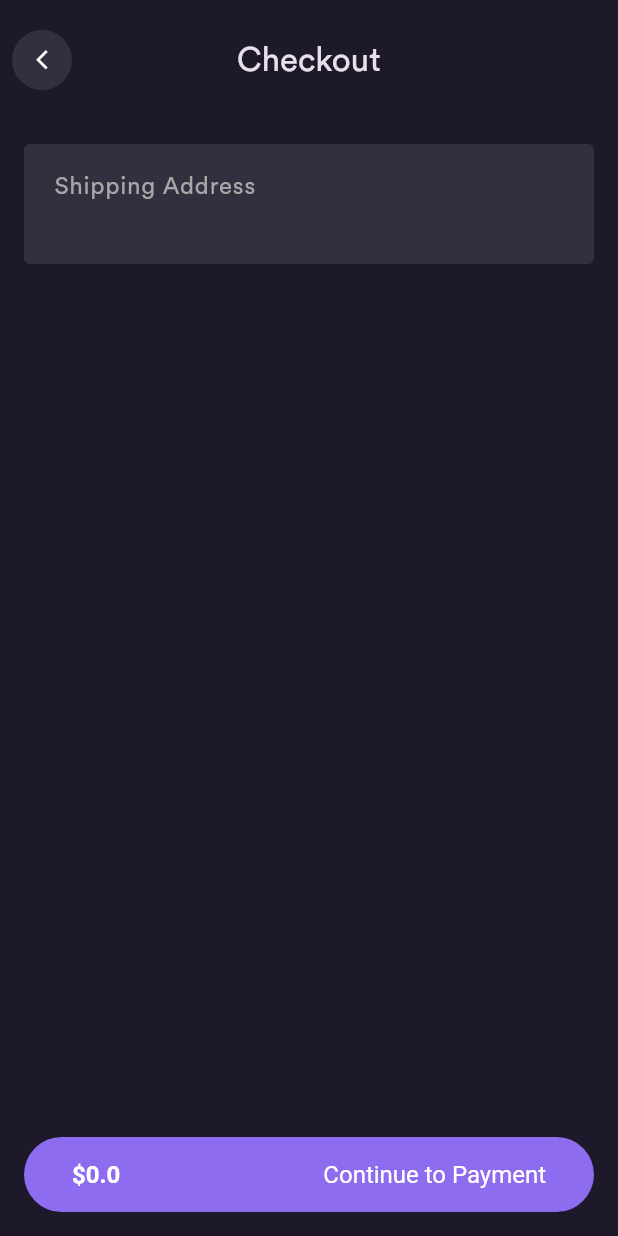
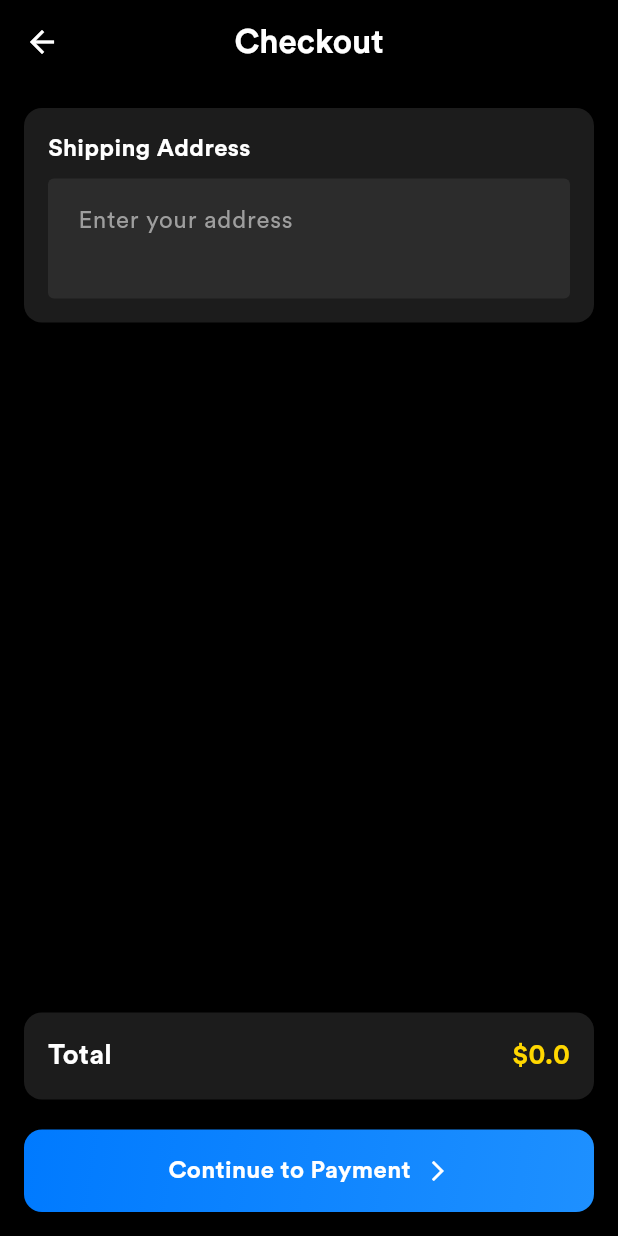
Before and after one commit to FAHMIABROR/online-shoope, a Flutter app: the CheckOutPage screen opened directly with empty values, on a phone screen of 412 x 824 dp. Run offline on Flutter 3.47's test engine with Material 3 defaults, Android fonts, the phone set to English and light mode, and no system bars; our stand-ins replace cloud_firestore, dartz, firebase_auth, firebase_core, flutter_bloc, flutter_svg and 1 more; accounts and stored records are empty.

Commit message:
first commit

```diff
--- a/lib/domain/order/entities/product_ordered.dart
+++ b/lib/domain/order/entities/product_ordered.dart
@@ -22,4 +22,6 @@ class ProductOrderedEntity {
     required this.createdDate,
     required this.id
   });
+
+  get name => null;
 }
--- a/lib/main.dart
+++ b/lib/main.dart
@@ -2,8 +2,6 @@ import 'package:firebase_core/firebase_core.dart';
 import 'package:flutter/material.dart';
 import 'package:flutter_bloc/flutter_bloc.dart';
 import 'package:online_shop/core/configs/theme/app_theme.dart';
-import 'package:online_shop/presentation/auth/pages/password_reset_email.dart';
-import 'package:online_shop/presentation/auth/pages/siginin.dart';
 import 'package:online_shop/presentation/splash/bloc/splash_cubit.dart';
 import 'package:online_shop/presentation/splash/pages/splash.dart';
 import 'package:online_shop/service_locator.dart';
--- a/lib/presentation/auth/pages/signup.dart
+++ b/lib/presentation/auth/pages/signup.dart
@@ -109,7 +109,7 @@ class SignupPage extends StatelessWidget {
   Widget _createAccount(BuildContext context) {
     return RichText(
       text: TextSpan(children: [
-        const TextSpan(text: "Do you have an account? "),
+        const TextSpan(text: "Do you have an account? ",style: TextStyle(color: Colors.white)),
         TextSpan(
             text: 'Signin',
             recognizer: TapGestureRecognizer()
--- a/lib/presentation/cart/pages/checkout.dart
+++ b/lib/presentation/cart/pages/checkout.dart
@@ -1,122 +1,11 @@
-// import 'package:ecommerce/common/bloc/button/button_state_cubit.dart';
-// import 'package:ecommerce/common/helper/cart/cart.dart';
-// import 'package:ecommerce/common/widgets/button/basic_reactive_button.dart';
-// import 'package:ecommerce/data/order/models/order_registration_req.dart';
-// import 'package:ecommerce/domain/order/usecases/order_registration.dart';
-// import 'package:ecommerce/presentation/cart/pages/order_placed.dart';
-// import 'package:flutter/material.dart';
-// import 'package:flutter_bloc/flutter_bloc.dart';
-// import '../../../common/bloc/button/button_state.dart';
-// import '../../../common/helper/navigator/app_navigator.dart';
-// import '../../../common/widgets/appbar/app_bar.dart';
-// import '../../../domain/order/entities/product_ordered.dart';
-
-// class CheckOutPage extends StatelessWidget {
-//   final List<ProductOrderedEntity> products;
-//    CheckOutPage({
-//      required this.products,
-//      super.key
-//    });
-
-//   final TextEditingController _addressCon = TextEditingController();
-
-//   @override
-//   Widget build(BuildContext context) {
-//     return Scaffold(
-//       appBar: const BasicAppbar(
-//         title: Text(
-//           'Checkout'
-//         ),
-//       ),
-//       body: BlocProvider(
-//         create: (context) => ButtonStateCubit(),
-//         child: BlocListener < ButtonStateCubit, ButtonState > (
-//           listener: (context, state) {
-//             if (state is ButtonSuccessState) {
-//               AppNavigator.pushAndRemove(context,const OrderPlacedPage());
-//             }
-//             if (state is ButtonFailureState) {
-//               var snackbar = SnackBar(content: Text(state.errorMessage), behavior: SnackBarBehavior.floating, );
-//               ScaffoldMessenger.of(context).showSnackBar(snackbar);
-//             }
-//           },
-//           child: Padding(
-//             padding: const EdgeInsets.all(16),
-//               child: Builder(
-//                 builder: (context) {
-//                   return Column(
-//                     mainAxisAlignment: MainAxisAlignment.spaceBetween,
-//                     children: [
-//                       _addressField(context),
-//                       BasicReactiveButton(
-//                         content: Container(
-//                           padding: const EdgeInsets.symmetric(horizontal: 8),
-//                             child: Row(
-//                               mainAxisAlignment: MainAxisAlignment.spaceBetween,
-//                               children: [
-//                                 Text(
-//                                   '\$${CartHelper.calculateCartSubtotal(products)}',
-//                                   style: const TextStyle(
-//                                     color: Colors.white,
-//                                     fontWeight: FontWeight.bold,
-//                                     fontSize: 16
-//                                   ),
-//                                 ),
-//                                 const Text(
-//                                   'Place Order',
-//                                   style: TextStyle(
-//                                     color: Colors.white,
-//                                     fontWeight: FontWeight.w400,
-//                                     fontSize: 16
-//                                   ),
-//                                 )
-//                               ],
-//                             ),
-//                         ),
-//                         onPressed: () {
-//                           context.read < ButtonStateCubit > ().execute(
-//                             usecase: OrderRegistrationUseCase(),
-//                             params: OrderRegistrationReq(
-//                               products: products,
-//                               createdDate: DateTime.now().toString(),
-//                               itemCount: products.length,
-//                               totalPrice: CartHelper.calculateCartSubtotal(products),
-//                               shippingAddress: _addressCon.text
-//                             )
-//                           );
-//                         }
-//                       )
-//                     ],
-//                   );
-//                 }
-//               ),
-//           ),
-//         ),
-//       ),
-//     );
-//   }
-
-//   Widget _addressField(BuildContext context) {
-//     return TextField(
-//       controller: _addressCon,
-//       minLines: 2,
-//       maxLines: 4,
-//       decoration: const InputDecoration(
-//         hintText: 'Shipping Address'
-//       ),
-//     );
-//   }
-// }
-
 import 'package:flutter/material.dart';
 import 'package:flutter_bloc/flutter_bloc.dart';
 import 'package:online_shop/common/bloc/button/button_state_cubit.dart';
 import 'package:online_shop/common/helper/cart/cart.dart';
-import 'package:online_shop/common/widgets/button/basic_reactive_button.dart';
+import 'package:online_shop/domain/order/entities/product_ordered.dart';
 import 'package:online_shop/presentation/cart/pages/paymentMethodPage.dart';
+
 import '../../../common/bloc/button/button_state.dart';
-import '../../../common/widgets/appbar/app_bar.dart';
-import '../../../domain/order/entities/product_ordered.dart';
 
 class CheckOutPage extends StatelessWidget {
   final List<ProductOrderedEntity> products;
@@ -128,9 +17,23 @@ class CheckOutPage extends StatelessWidget {
   @override
   Widget build(BuildContext context) {
     return Scaffold(
-      appBar: const BasicAppbar(
-        title: Text('Checkout'),
+      appBar: AppBar(
+        backgroundColor: Colors.black,
+        elevation: 0,
+        leading: IconButton(
+          icon: Icon(Icons.arrow_back, color: Colors.white),
+          onPressed: () => Navigator.pop(context),
         ),
+        title: Text(
+          'Checkout',
+          style: TextStyle(
+            color: Colors.white,
+            fontWeight: FontWeight.bold,
+          ),
+        ),
+        centerTitle: true,
+      ),
+      backgroundColor: const Color(0xFF000000), // Black background
       body: BlocProvider(
         create: (context) => ButtonStateCubit(),
         child: BlocListener<ButtonStateCubit, ButtonState>(
@@ -145,51 +48,12 @@ class CheckOutPage extends StatelessWidget {
           },
           child: Padding(
             padding: const EdgeInsets.all(16),
-            child: Builder(
-              builder: (context) {
-                return Column(
+            child: Column(
               mainAxisAlignment: MainAxisAlignment.spaceBetween,
               children: [
-                    _addressField(context),
-                    BasicReactiveButton(
-                      content: Container(
-                        padding: const EdgeInsets.symmetric(horizontal: 8),
-                        child: Row(
-                          mainAxisAlignment: MainAxisAlignment.spaceBetween,
-                          children: [
-                            Text(
-                              '\$${CartHelper.calculateCartSubtotal(products)}',
-                              style: const TextStyle(
-                                color: Colors.white,
-                                fontWeight: FontWeight.bold,
-                                fontSize: 16,
-                              ),
-                            ),
-                            const Text(
-                              'Continue to Payment',
-                              style: TextStyle(
-                                color: Colors.white,
-                                fontWeight: FontWeight.w400,
-                                fontSize: 16,
-                              ),
-                            ),
+                _buildAddressSection(),
+                _buildSummaryAndButton(context),
               ],
-                        ),
-                      ),
-                      onPressed: () {
-                        // Navigasi ke halaman metode pembayaran
-                        Navigator.push(
-                          context,
-                          MaterialPageRoute(
-                            builder: (context) =>
-                                PaymentMethodPage(), // Halaman metode pembayaran
-                          ),
-                        );
-                      },
-                    ),
-                  ],
-                );
-              },
             ),
           ),
         ),
@@ -197,13 +61,157 @@ class CheckOutPage extends StatelessWidget {
     );
   }
 
-  Widget _addressField(BuildContext context) {
-    return TextField(
+  /// Address Input Section
+  Widget _buildAddressSection() {
+    return Container(
+      padding: const EdgeInsets.all(16),
+      decoration: BoxDecoration(
+        color: const Color(0xFF1C1C1C), // Dark gray card background
+        borderRadius: BorderRadius.circular(12),
+        boxShadow: [
+          BoxShadow(
+            color: Colors.black.withOpacity(0.5),
+            blurRadius: 10,
+            offset: Offset(0, 4),
+          ),
+        ],
+      ),
+      child: Column(
+        crossAxisAlignment: CrossAxisAlignment.start,
+        children: [
+          const Text(
+            'Shipping Address',
+            style: TextStyle(
+              color: Colors.white, // White text
+              fontWeight: FontWeight.bold,
+              fontSize: 16,
+            ),
+          ),
+          const SizedBox(height: 8),
+          TextField(
             controller: _addressCon,
             minLines: 2,
             maxLines: 4,
-      decoration: const InputDecoration(
-        hintText: 'Shipping Address',
+            decoration: InputDecoration(
+              hintText: 'Enter your address',
+              hintStyle: TextStyle(color: Colors.grey),
+              filled: true,
+              fillColor: const Color(0xFF2C2C2C), // Input field dark gray
+              border: OutlineInputBorder(
+                borderRadius: BorderRadius.circular(8),
+                borderSide: BorderSide.none,
+              ),
+            ),
+            style: const TextStyle(color: Colors.white), // Input text white
+          ),
+        ],
+      ),
+    );
+  }
+
+  /// Summary and Button Section
+  Widget _buildSummaryAndButton(BuildContext context) {
+    return Column(
+      children: [
+        _buildOrderSummary(),
+        const SizedBox(height: 20),
+        _buildGradientButton(
+          context: context,
+          label: 'Continue to Payment',
+          icon: Icons.arrow_forward_ios,
+          onPressed: () {
+            Navigator.push(
+              context,
+              MaterialPageRoute(
+                builder: (context) => PaymentMethodPage(),
+              ),
+            );
+          },
+        ),
+      ],
+    );
+  }
+
+  /// Order Summary Section
+  Widget _buildOrderSummary() {
+    final totalPrice = CartHelper.calculateCartSubtotal(products);
+
+    return Container(
+      padding: const EdgeInsets.all(16),
+      decoration: BoxDecoration(
+        color: const Color(0xFF1C1C1C), // Dark gray card background
+        borderRadius: BorderRadius.circular(12),
+        boxShadow: [
+          BoxShadow(
+            color: Colors.black.withOpacity(0.5),
+            blurRadius: 10,
+            offset: Offset(0, 4),
+          ),
+        ],
+      ),
+      child: Row(
+        mainAxisAlignment: MainAxisAlignment.spaceBetween,
+        children: [
+          const Text(
+            'Total',
+            style: TextStyle(
+              color: Colors.white, // White text
+              fontWeight: FontWeight.bold,
+              fontSize: 18,
+            ),
+          ),
+          Text(
+            '\$$totalPrice',
+            style: const TextStyle(
+              fontWeight: FontWeight.bold,
+              fontSize: 18,
+              color: Color(0xFFFFD700),
+            ),
+          ),
+        ],
+      ),
+    );
+  }
+
+  /// Gradient Button Component
+  Widget _buildGradientButton({
+    required BuildContext context,
+    required String label,
+    required IconData icon,
+    required VoidCallback onPressed,
+  }) {
+    return GestureDetector(
+      onTap: onPressed,
+      child: Container(
+        width: double.infinity,
+        padding: const EdgeInsets.symmetric(vertical: 16),
+        decoration: BoxDecoration(
+          gradient: const LinearGradient(
+            colors: [Color(0xFF007AFF), Color(0xFF1E90FF)],
+            begin: Alignment.topLeft,
+            end: Alignment.bottomRight,
+          ),
+          borderRadius: BorderRadius.circular(12),
+        ),
+        child: Row(
+          mainAxisAlignment: MainAxisAlignment.center,
+          children: [
+            Text(
+              label,
+              style: const TextStyle(
+                color: Colors.white,
+                fontSize: 16,
+                fontWeight: FontWeight.bold,
+              ),
+            ),
+            const SizedBox(width: 10),
+            Icon(
+              icon,
+              color: Colors.white,
+              size: 16,
+            ),
+          ],
+        ),
       ),
     );
   }
--- a/lib/presentation/cart/pages/order_placed.dart
+++ b/lib/presentation/cart/pages/order_placed.dart
@@ -44,14 +44,13 @@ class OrderPlacedPage extends StatelessWidget {
                     ),
                   ),
                   const SizedBox(height: 30),
-                  // Button to track order
                   BasicAppButton(
                     title: 'Track Order',
                     onPressed: () {
                       AppNavigator.push(context, const TrackingOrderPage());
                     },
                   ),
-                  const SizedBox(height: 10), // Space between buttons
+                  const SizedBox(height: 10),
                   BasicAppButton(
                     title: 'Finish',
                     onPressed: () {
```
Also changed, not shown: lib/common/widgets/product/product_card.dart (+71 -27 lines), lib/presentation/auth/pages/siginin.dart (+14 -4 lines), lib/presentation/cart/pages/paymentMethodPage.dart (+87 -43 lines), lib/presentation/cart/pages/cart.dart (line endings or trailing spaces). Lines whose indentation alone changed are shown as unchanged.
